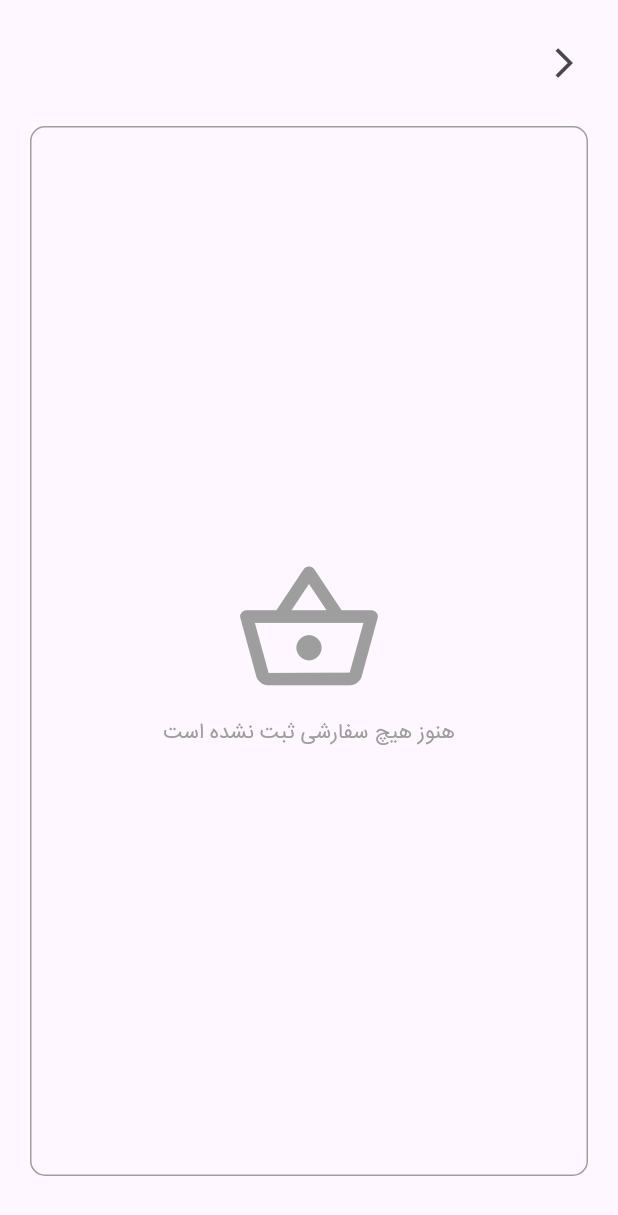
After one commit to imandev989/Mester_Flutter03, a Flutter app: the Orders screen opened directly, on a phone screen of 412 x 824 dp. The commit adds this screen. Shown: the top 1215 px of the screen. Run offline on Flutter 3.47's test engine with Material 3 defaults, Android fonts, the phone set to English and light mode, and no system bars; our stand-ins replace carousel_slider, flutter_map, get, latlong2; network calls fail.

Commit message:
add orders page

```diff
--- /dev/null
+++ b/lib/screens/Profile/Orders/Orders.dart
@@ -0,0 +1,59 @@
+import 'package:flutter/material.dart';
+import 'package:get/get.dart';
+
+class Orders extends StatelessWidget {
+  const Orders({super.key});
+
+  @override
+  Widget build(BuildContext context) {
+    return SafeArea(
+      child: Scaffold(
+
+        body: Padding(
+          padding: const EdgeInsets.all(10.0),
+          child: Column(
+            mainAxisAlignment: MainAxisAlignment.start,
+            crossAxisAlignment: CrossAxisAlignment.center,
+            children: [
+              Padding(
+                padding: const EdgeInsets.all(8.0),
+                child: Row(
+                  mainAxisAlignment: MainAxisAlignment.start,
+                  crossAxisAlignment: CrossAxisAlignment.center,
+                  children: [
+                    IconButton(onPressed: ()=>Get.back(), icon: Icon(Icons.arrow_back_ios)),
+                  ],
+                ),
+              ),
+        Padding(
+          padding: const EdgeInsets.all(10.0),
+          child: Container(
+            decoration: BoxDecoration(
+              borderRadius: BorderRadius.circular(10),  // radius of 10
+
+              border: Border.all(
+                  color: Colors.grey
+              ),
+            ),
+            width: double.infinity,
+            height: 700,
+            child: const Column(
+              mainAxisAlignment: MainAxisAlignment.center,
+              crossAxisAlignment: CrossAxisAlignment.center,
+              children: [
+                Icon(Icons.shopping_basket_outlined, size: 100.0,color: Colors.grey,),
+                SizedBox(height: 10,),
+                Text("هنوز هیچ سفارشی ثبت نشده است", style: TextStyle(color: Colors.grey),)
+              ],
+            ),
+          ),
+        ),
+
+            ],
+          ),
+        ),
+      ),
+    );
+
+  }
+}
--- a/lib/screens/Profile/Profile.dart
+++ b/lib/screens/Profile/Profile.dart
@@ -1,6 +1,7 @@
 import 'package:flutter/material.dart';
 import 'package:get/get.dart';
 import 'package:mester03/screens/Profile/Information/Infotmation.dart';
+import 'package:mester03/screens/Profile/Orders/Orders.dart';
 import 'package:mester03/uikit/uiColors.dart';
 
 class Profile extends StatelessWidget {
@@ -125,7 +126,10 @@ class Profile extends StatelessWidget {
                       ],
                     ),
                   ),
-                  Padding(
+                  GestureDetector(
+                    onTap: ()=>Get.to(Orders()),
+
+                    child: Padding(
                       padding: const EdgeInsets.all(8.0),
                       child:  Column(
                         mainAxisAlignment: MainAxisAlignment.spaceBetween,
@@ -150,6 +154,7 @@ class Profile extends StatelessWidget {
                             height: 20,
                           ),
                         ],
+                      ),
                     ),
                   ),
                   Padding(
```
Lines whose indentation alone changed are shown as unchanged.
